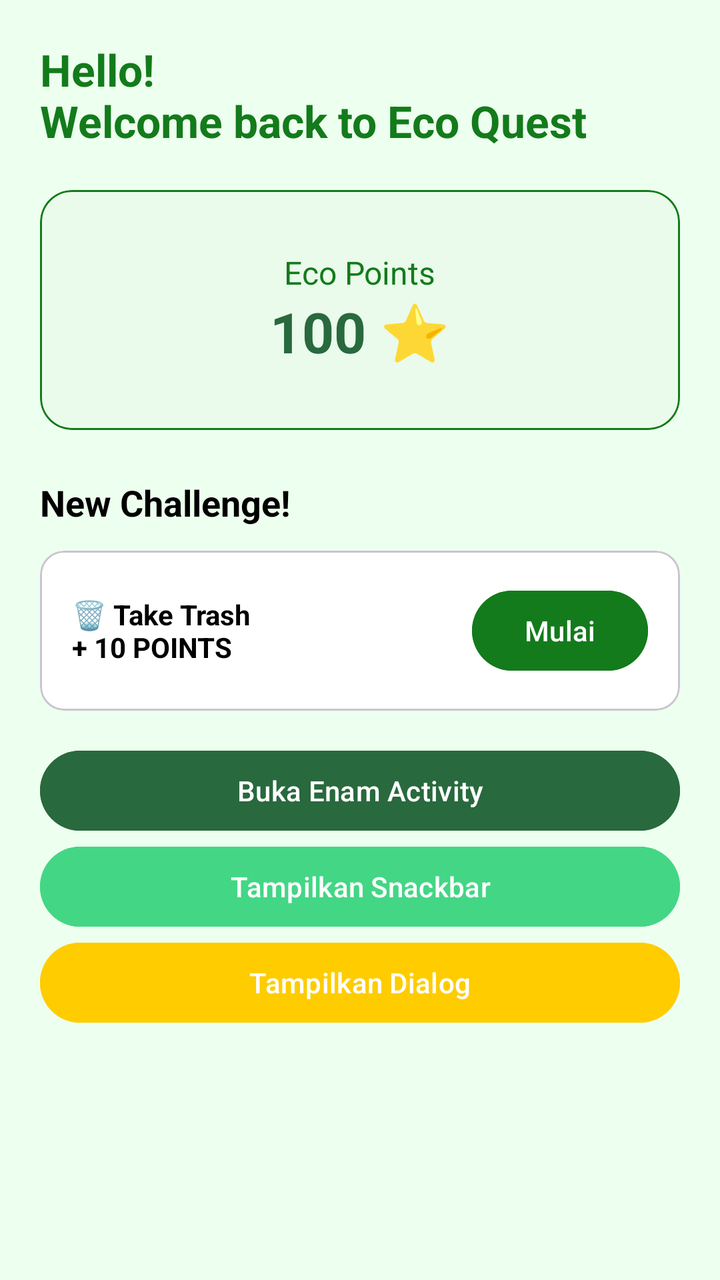
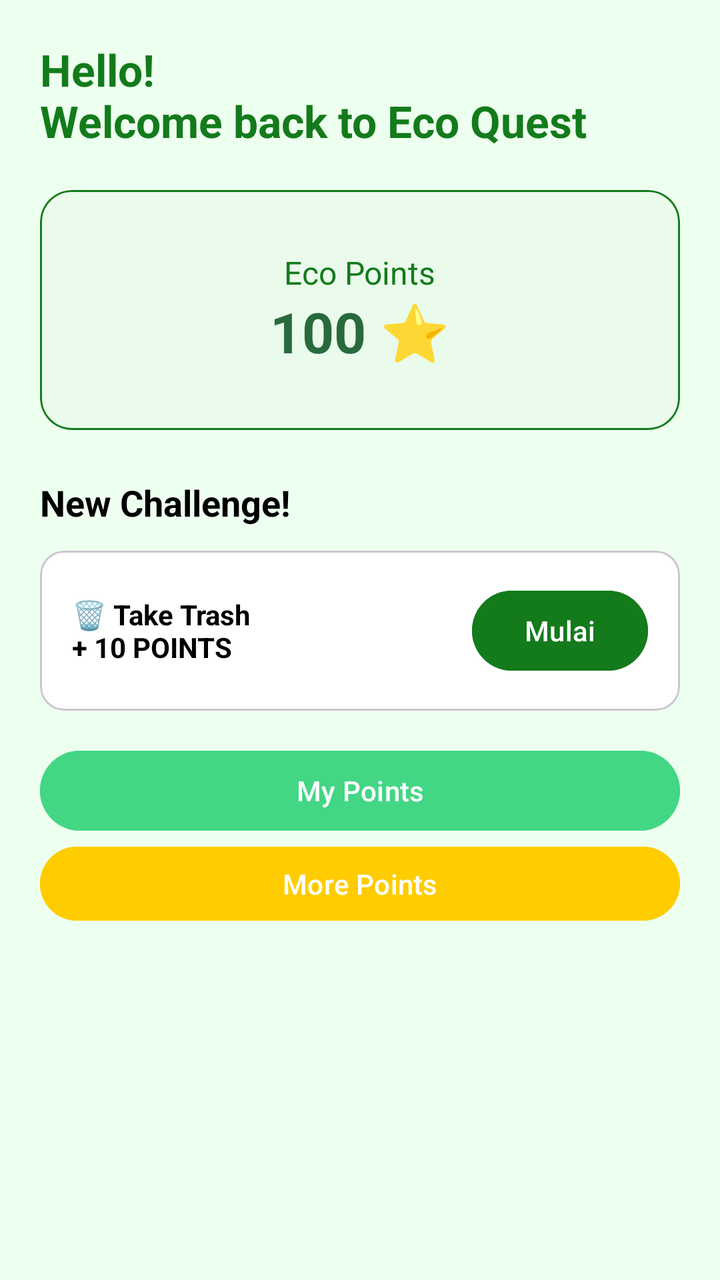

Screens rendered from an Android XML layout before and after an edit, with the pre-edit source and the edit as a unified diff.
<!-- AndroidManifest.xml: application theme Theme.Athia_24TIC -->
<!-- res/layout/fragment_home.xml -->
<?xml version="1.0" encoding="utf-8"?>
<androidx.constraintlayout.widget.ConstraintLayout xmlns:android="http://schemas.android.com/apk/res/android"
    xmlns:app="http://schemas.android.com/apk/res-auto"
    android:layout_width="match_parent"
    android:layout_height="match_parent"
    android:background="@color/bg_light_green"
    android:padding="20dp">

    <TextView
        android:id="@+id/tvHello"
        android:layout_width="wrap_content"
        android:layout_height="wrap_content"
        android:text="Hello!\nWelcome back to Eco Quest"
        android:textSize="22sp"
        android:textStyle="bold"
        android:textColor="@color/colorPrimary"
        app:layout_constraintStart_toStartOf="parent"
        app:layout_constraintTop_toTopOf="parent" />

    
    <com.google.android.material.card.MaterialCardView
        android:id="@+id/cardPoints"
        android:layout_width="match_parent"
        android:layout_height="120dp"
        android:layout_marginTop="20dp"
        app:cardCornerRadius="16dp"
        app:cardBackgroundColor="@color/bg_card_green"
        app:strokeColor="@color/colorPrimary"
        app:strokeWidth="1dp"
        app:layout_constraintTop_toBottomOf="@id/tvHello">

        <LinearLayout
            android:layout_width="match_parent"
            android:layout_height="match_parent"
            android:gravity="center"
            android:orientation="vertical">

            <TextView
                android:layout_width="wrap_content"
                android:layout_height="wrap_content"
                android:text="Eco Points"
                android:textSize="16sp"
                android:textColor="@color/colorPrimary" />

            <TextView
                android:layout_width="wrap_content"
                android:layout_height="wrap_content"
                android:text="100 ⭐"
                android:textSize="28sp"
                android:textStyle="bold"
                android:textColor="@color/colorPrimaryDark" />
        </LinearLayout>
    </com.google.android.material.card.MaterialCardView>

    
    <TextView
        android:id="@+id/tvNewChallenge"
        android:layout_width="wrap_content"
        android:layout_height="wrap_content"
        android:layout_marginTop="24dp"
        android:text="New Challenge!"
        android:textSize="18sp"
        android:textStyle="bold"
        android:textColor="@color/black"
        app:layout_constraintStart_toStartOf="parent"
        app:layout_constraintTop_toBottomOf="@id/cardPoints" />

    
    <com.google.android.material.card.MaterialCardView
        android:id="@+id/cardChallenge"
        android:layout_width="match_parent"
        android:layout_height="80dp"
        android:layout_marginTop="12dp"
        app:cardCornerRadius="12dp"
        app:cardBackgroundColor="@color/white"
        app:layout_constraintTop_toBottomOf="@id/tvNewChallenge">

        <LinearLayout
            android:layout_width="match_parent"
            android:layout_height="match_parent"
            android:gravity="center_vertical"
            android:paddingHorizontal="16dp">

            <TextView
                android:layout_width="0dp"
                android:layout_height="wrap_content"
                android:layout_weight="1"
                android:text="🗑️ Take Trash\n+ 10 POINTS"
                android:textColor="@color/black"
                android:textStyle="bold" />

            
            <Button
                android:id="@+id/btnToLima"
                android:layout_width="wrap_content"
                android:layout_height="wrap_content"
                android:text="Mulai"
                android:backgroundTint="@color/colorPrimary" />
        </LinearLayout>
    </com.google.android.material.card.MaterialCardView>

    
    <LinearLayout
        android:layout_width="match_parent"
        android:layout_height="wrap_content"
        android:orientation="vertical"
        android:layout_marginTop="16dp"
        app:layout_constraintTop_toBottomOf="@id/cardChallenge">

        <Button
            android:id="@+id/btnToEnam"
            android:layout_width="match_parent"
            android:layout_height="wrap_content"
            android:text="Buka Enam Activity"
            android:backgroundTint="@color/colorPrimaryDark" />

        <Button
            android:id="@+id/btnSnackBar"
            android:layout_width="match_parent"
            android:layout_height="wrap_content"
            android:text="Tampilkan Snackbar"
            android:backgroundTint="@color/colorAccent" />

        <Button
            android:id="@+id/btnAlertDialog"
            android:layout_width="match_parent"
            android:layout_height="wrap_content"
            android:text="Tampilkan Dialog"
            android:backgroundTint="@color/yellow_star" />
    </LinearLayout>

</androidx.constraintlayout.widget.ConstraintLayout>
<!-- resources referenced by this layout -->
<resources>
  <color name="bg_card_green">#EAFAEB</color>
  <color name="bg_light_green">#EDFFEE</color>
  <color name="black">#000000</color>
  <color name="colorAccent">#43D685</color>
  <color name="colorPrimary">#137B1B</color>
  <color name="colorPrimaryDark">#28693D</color>
  <color name="white">#FFFFFF</color>
  <color name="yellow_star">#FFCC00</color>
  <style name="Theme.Athia_24TIC" parent="Base.Theme.Athia_24TIC" />
  <style name="Base.Theme.Athia_24TIC" parent="Theme.Material3.DayNight.NoActionBar">
          
          
      </style>
</resources>

<!-- the commit's change to res/layout/fragment_home.xml (unified diff, before → after) -->
@@ -107,25 +107,25 @@
         android:layout_marginTop="16dp"
         app:layout_constraintTop_toBottomOf="@id/cardChallenge">
 
-        <Button
-            android:id="@+id/btnToEnam"
-            android:layout_width="match_parent"
-            android:layout_height="wrap_content"
-            android:text="Buka Enam Activity"
-            android:backgroundTint="@color/colorPrimaryDark" />
+
+
+
+
+
+
 
         <Button
             android:id="@+id/btnSnackBar"
             android:layout_width="match_parent"
             android:layout_height="wrap_content"
-            android:text="Tampilkan Snackbar"
+            android:text="My Points"
             android:backgroundTint="@color/colorAccent" />
 
         <Button
             android:id="@+id/btnAlertDialog"
             android:layout_width="match_parent"
-            android:layout_height="wrap_content"
-            android:text="Tampilkan Dialog"
+            android:layout_height="45dp"
+            android:text="More Points"
             android:backgroundTint="@color/yellow_star" />
     </LinearLayout>
 
